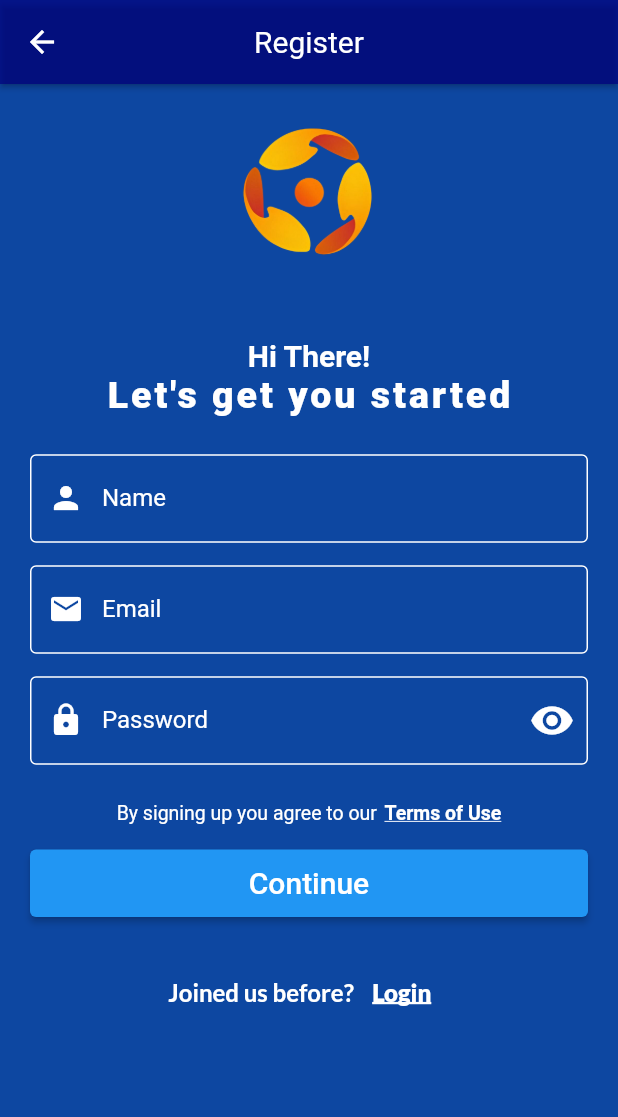
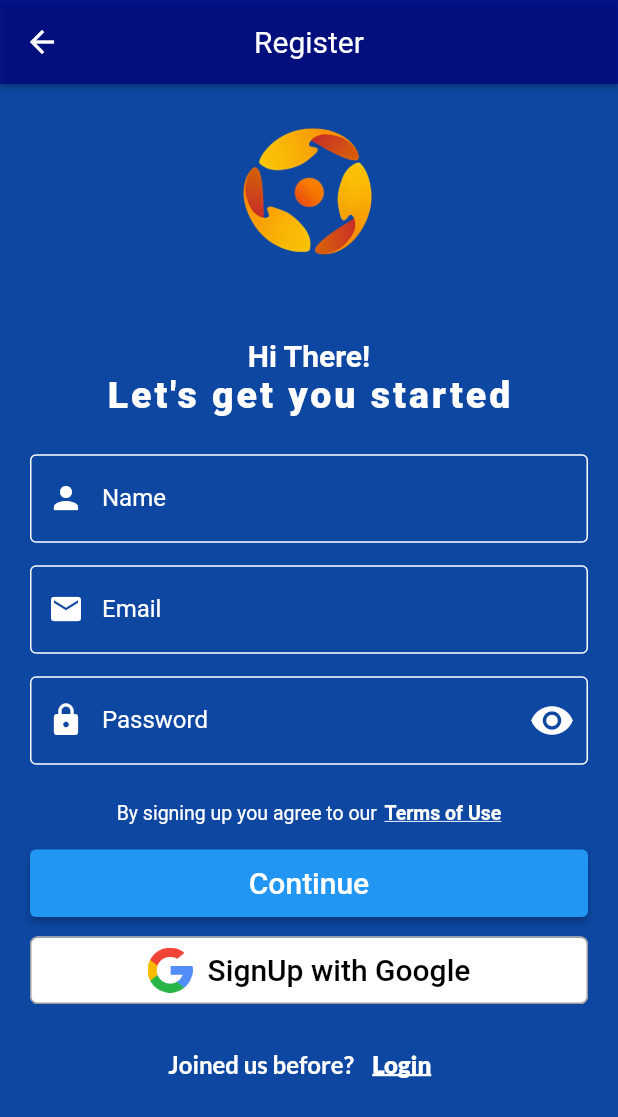
Before and after one commit to jasi341/major_project, a Flutter app: the screen it shows after launch, after a tap on "Register", on a phone screen of 412 x 824 dp. Shown: the top 1117 px of the screen. Run offline on Flutter 3.47's test engine with Material 2 defaults, Android fonts, the phone set to English and light mode, and no system bars; our stand-ins replace firebase_core, fluttertoast, google_fonts, lottie; accounts and stored records are empty.

Commit message:
Firebase and splash screen added

```diff
--- a/lib/main.dart
+++ b/lib/main.dart
@@ -1,13 +1,15 @@
 import 'package:flutter/material.dart';
 import 'package:flutter/services.dart';
 import 'package:google_fonts/google_fonts.dart';
-import 'package:major_project/screens/auth/login_signup_screen.dart';
-import 'screens/home_screen.dart';
+import 'package:major_project/firebase_options.dart';
+import 'package:firebase_core/firebase_core.dart';
+import 'package:major_project/screens/splash_screen.dart';
 
 
 late Size mq;
 
 void main() {
+  _initializeFirebase();
   runApp(const MyApp());
 }
 
@@ -19,6 +21,9 @@ class MyApp extends StatelessWidget {
     SystemChrome.setSystemUIOverlayStyle(const SystemUiOverlayStyle(
       statusBarColor: Color(0x1A000080), // Set your desired color here
     ));
+    SystemChrome.setPreferredOrientations([DeviceOrientation.portraitUp,DeviceOrientation.portraitDown]);
+
+
     return  MaterialApp(
       debugShowCheckedModeBanner: false,
       title: "ChatHub",
@@ -31,7 +36,12 @@ class MyApp extends StatelessWidget {
               backgroundColor: const Color(0xB3000080),
           )
       ),
-      home: const LoginScreen(),
+      home: const SplashScreen(),
     );
   }
 }
+_initializeFirebase() async {
+  await Firebase.initializeApp(
+    options :DefaultFirebaseOptions.currentPlatform,
+  );
+}
--- a/lib/screens/auth/login_signup_screen.dart
+++ b/lib/screens/auth/login_signup_screen.dart
@@ -12,6 +12,19 @@ class LoginScreen extends StatefulWidget {
 }
 
 class _LoginScreenState extends State<LoginScreen> {
+
+  bool _isAnimate = false;
+
+  @override
+  void initState() {
+    super.initState();
+    Future.delayed(Duration(milliseconds: 500),(){
+      setState(() {
+        _isAnimate = true;
+      });
+    });
+  }
+
   @override
   Widget build(BuildContext context) {
     mq = MediaQuery.of(context).size;
@@ -24,10 +37,11 @@ class _LoginScreenState extends State<LoginScreen> {
       ),
       body: Stack(
         children: [
-          Positioned(
+          AnimatedPositioned(
               top: mq.height * 0.15,
-              width: mq.width * 0.6,
-              left: mq.width*0.20,
+              width: mq.width * 0.5,
+              left:_isAnimate? mq.width*0.25: mq.width*0.5,
+              duration: const Duration(seconds: 2),
               child: Image.asset('assets/images/ic.png')
           ),
           Positioned(
--- a/lib/screens/auth/signup.dart
+++ b/lib/screens/auth/signup.dart
@@ -3,6 +3,7 @@ import 'package:flutter/services.dart';
 import 'package:fluttertoast/fluttertoast.dart';
 import 'package:google_fonts/google_fonts.dart';
 import 'package:major_project/screens/auth/login.dart';
+import 'package:major_project/screens/home_screen.dart';
 import 'package:major_project/screens/tnc/terms_and_conditions.dart';
 import '../../main.dart';
 
@@ -189,7 +190,7 @@ class _SignUpState extends State<SignUp> {
             ),
             const SizedBox(height: 15,),
             Padding(
-              padding: const EdgeInsets.only(right: 20.0,left: 20.0,bottom: 10.0) ,
+              padding: const EdgeInsets.only(right: 20.0,left: 20.0,bottom: 5.0) ,
               child: ElevatedButton(
                 onPressed: (){
                   validate();
@@ -207,7 +208,42 @@ class _SignUpState extends State<SignUp> {
                 ),
               ),
             ),
+            Padding(
+              padding: const EdgeInsets.only(right: 20.0,left: 20.0,top: 5.0) ,
+              child: OutlinedButton(
+                onPressed: () {
+                  Navigator.pushReplacement(
+                      context,
+                      MaterialPageRoute(builder: (_)=> const HomeScreen())
+                  );
+                  // Button onPressed logic
+                },
+                style: OutlinedButton.styleFrom(
+                  backgroundColor: Colors.white,
+                  minimumSize: const Size(double.infinity, 45),
+                  shape: RoundedRectangleBorder(
 
+                    borderRadius: BorderRadius.circular(5.0), // Set the desired border radius
+                  ),
+                  side: const BorderSide(color: Colors.grey), // Set the border color
+                ),
+                child:Row(
+                  mainAxisAlignment: MainAxisAlignment.center,
+                  children: [
+                    Image.asset('assets/images/google.png',height: 30,width: 30,),
+                    const SizedBox(width: 10,),
+                    Text(
+                      'SignUp with Google',
+                      style: GoogleFonts.robotoSerif(
+                          fontStyle: FontStyle.normal,
+                          fontSize: 20,
+                          color: Colors.black
+                      ),
+                    ),
+                  ],
+                ),
+              ),
+            ),
             const SizedBox(height: 15,),
             Row(
               mainAxisAlignment: MainAxisAlignment.center,
--- /dev/null
+++ b/lib/screens/splash_screen.dart
@@ -0,0 +1,76 @@
+import 'package:flutter/material.dart';
+import 'package:flutter/services.dart';
+import 'package:google_fonts/google_fonts.dart';
+import 'package:lottie/lottie.dart';
+
+import 'auth/login_signup_screen.dart';
+
+class SplashScreen extends StatefulWidget {
+  const SplashScreen({super.key});
+
+  @override
+  State<SplashScreen> createState() => _SplashScreenState();
+}
+
+class _SplashScreenState extends State<SplashScreen> {
+  bool _isTextAnimated = false;
+
+  @override
+  void initState() {
+    super.initState();
+    Future.delayed(const Duration(milliseconds: 500),(){
+      setState(() {
+        _isTextAnimated = true;
+      });
+    });
+    Future.delayed(const Duration(seconds: 2),(){
+      Navigator.pushReplacement
+        (context, MaterialPageRoute(builder: (_) => const LoginScreen()));
+
+    });
+  }
+
+  @override
+  Widget build(BuildContext context) {
+
+    SystemChrome.setSystemUIOverlayStyle(const SystemUiOverlayStyle(
+      statusBarColor: Colors.transparent,
+    ));
+
+    return Scaffold(
+      backgroundColor: const Color(0xff0D2329),
+      body: Center(
+        child: Column(
+          mainAxisAlignment: MainAxisAlignment.center,
+          crossAxisAlignment: CrossAxisAlignment.center,
+          children: [
+            Lottie.asset(
+              'assets/animation/splash.json', // Path to your Lottie animation file
+              width: MediaQuery.of(context).size.width*0.9,
+              height: MediaQuery.of(context).size.width*0.9,
+              fit: BoxFit.fill,
+              animate: true,
+              repeat: true,
+            ),
+            AnimatedDefaultTextStyle(
+              style: _isTextAnimated
+                  ? GoogleFonts.robotoSerif(
+                fontSize: 32,
+                fontWeight: FontWeight.bold,
+                color: Colors.white,
+              )
+                  : GoogleFonts.robotoSerif(
+                fontSize: 18,
+                fontWeight: FontWeight.normal,
+                color: Colors.orangeAccent,
+              ),
+              duration: const Duration(seconds: 2),
+              curve: Curves.easeInCubic,
+              child: const Text('ChatHub'),
+            ),
+          ],
+        ),
+      ),
+    );
+  }
+}
--- a/pubspec.yaml
+++ b/pubspec.yaml
@@ -13,6 +13,10 @@ dependencies:
   flutter_native_splash: ^2.3.0
   google_fonts: ^4.0.2
   fluttertoast: ^8.2.2
+  url_launcher: ^6.1.11
+  firebase_core: ^2.10.0
+  firebase_auth: ^4.4.2
+  lottie: ^1.1.0
 
 dev_dependencies:
   flutter_test:
@@ -32,3 +36,4 @@ flutter:
   uses-material-design: true
   assets:
     - assets/images/
+    - assets/animation/
```
Also changed, not shown: assets/animation/splash.json (added, +1 -0 lines), lib/screens/chat_with_bot/chatWithBot.dart (added, +15 -0 lines), lib/screens/home_screen.dart (+13 -0 lines), lib/screens/tnc/terms_and_conditions.dart (+89 -33 lines), lib/firebase_options.dart (added), pubspec.lock, 7 other files.
